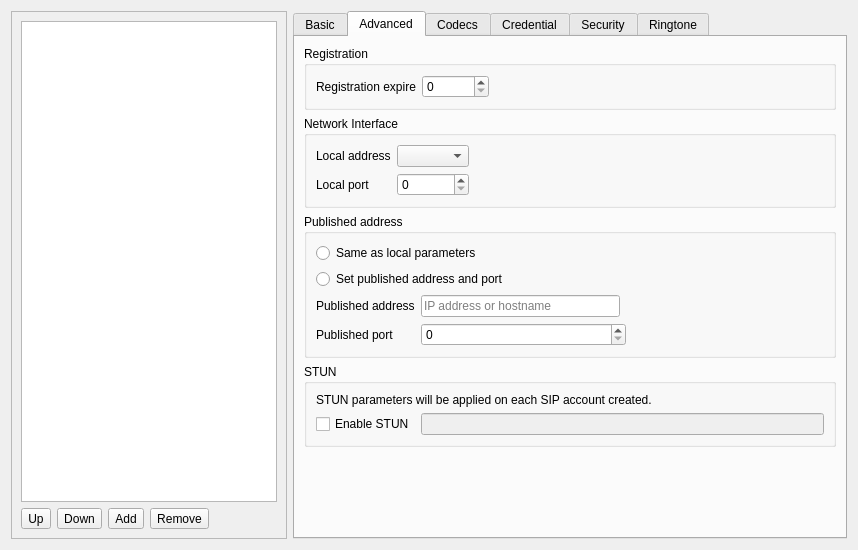
Above: src/conf/dlgaccountsbase.ui from KDE/ring-kde before the change. Below: the same form after it.
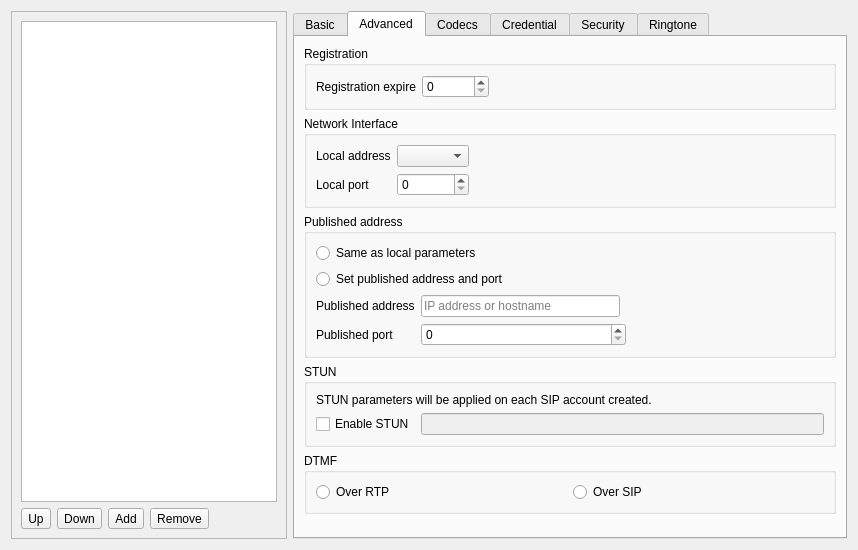
That is the form after the change. The open tabs and pages were chosen to show the change. Custom widgets are drawn as their Qt base class.

Commit message: [ #14634 ] Support DTMF over SIP (or RTP)

```diff
--- a/src/conf/dlgaccountsbase.ui
+++ b/src/conf/dlgaccountsbase.ui
@@ -571,6 +571,29 @@
             </layout>
            </widget>
           </item>
+          <item>
+           <widget class="QGroupBox" name="groupBox_6">
+            <property name="title">
+             <string>DTMF</string>
+            </property>
+            <layout class="QHBoxLayout" name="horizontalLayout">
+             <item>
+              <widget class="QRadioButton" name="m_pDTMFOverRTP">
+               <property name="text">
+                <string>Over RTP</string>
+               </property>
+              </widget>
+             </item>
+             <item>
+              <widget class="QRadioButton" name="m_pDTMFOverSIP">
+               <property name="text">
+                <string>Over SIP</string>
+               </property>
+              </widget>
+             </item>
+            </layout>
+           </widget>
+          </item>
           <item>
            <spacer name="verticalSpacer_3">
             <property name="orientation">
```
The commit also changes 2 other files.
